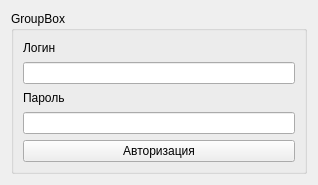
Above: widget.ui from pejikk/schedule before the change. Below: the same form after it.
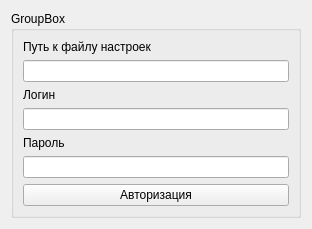
That is the form after the change.

What changed in the file:
```diff
--- a/widget.ui
+++ b/widget.ui
@@ -6,8 +6,8 @@
    <rect>
     <x>0</x>
     <y>0</y>
-    <width>318</width>
-    <height>185</height>
+    <width>312</width>
+    <height>209</height>
    </rect>
   </property>
   <property name="windowTitle">
@@ -20,6 +20,16 @@
       <string>GroupBox</string>
      </property>
      <layout class="QVBoxLayout" name="verticalLayout">
+      <item>
+       <widget class="QLabel" name="label_3">
+        <property name="text">
+         <string>Путь к файлу настроек</string>
+        </property>
+       </widget>
+      </item>
+      <item>
+       <widget class="QLineEdit" name="lineEdit"/>
+      </item>
       <item>
        <widget class="QLabel" name="label">
         <property name="text">
```
